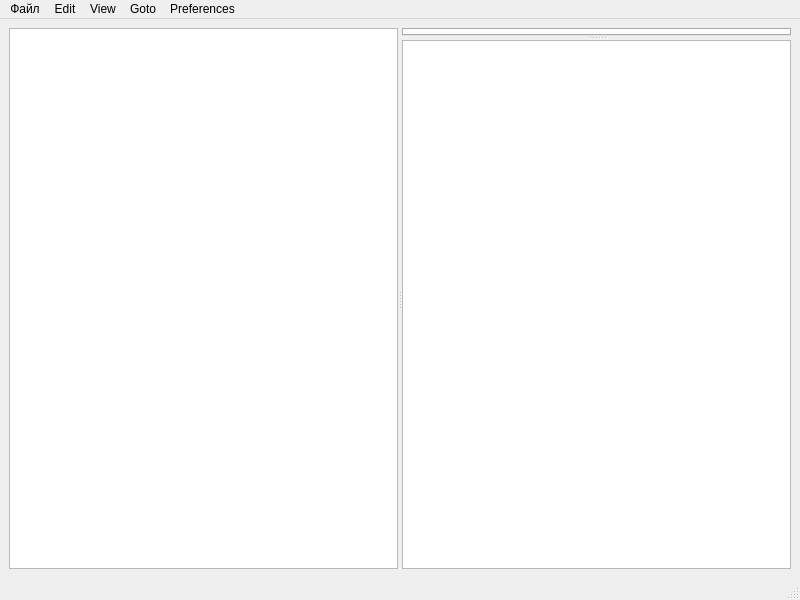
Before: the Qt Designer form mainwindow.ui in Zend0r-ai/utext, drawn with Qt 5.
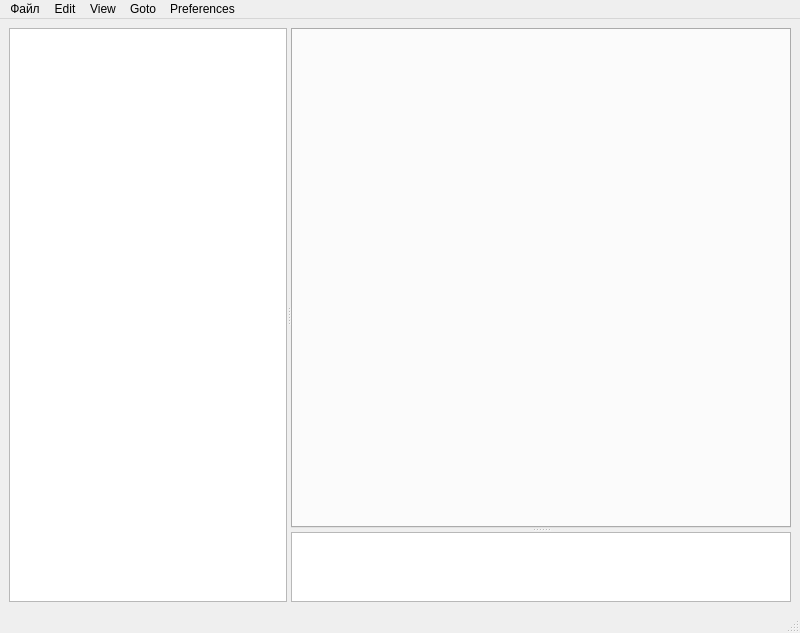
After: the same form once the commit is applied. Custom widgets are drawn as their Qt base class.

Commit message: close button; goto; new style

The edit to the form file:
```diff
--- a/mainwindow.ui
+++ b/mainwindow.ui
@@ -36,9 +36,24 @@
         <enum>Qt::Vertical</enum>
        </property>
        <widget class="TextEditTab" name="tabWidget">
+        <property name="minimumSize">
+         <size>
+          <width>500</width>
+          <height>500</height>
+         </size>
+        </property>
         <property name="currentIndex">
          <number>-1</number>
         </property>
+        <property name="tabsClosable">
+         <bool>true</bool>
+        </property>
+        <property name="movable">
+         <bool>false</bool>
+        </property>
+        <property name="tabBarAutoHide">
+         <bool>false</bool>
+        </property>
        </widget>
        <widget class="QTextBrowser" name="logWindow"/>
       </widget>
```
Left out of the diff: 4 changed lines with no effect on the pictures. The commit also changes 7 other files.
